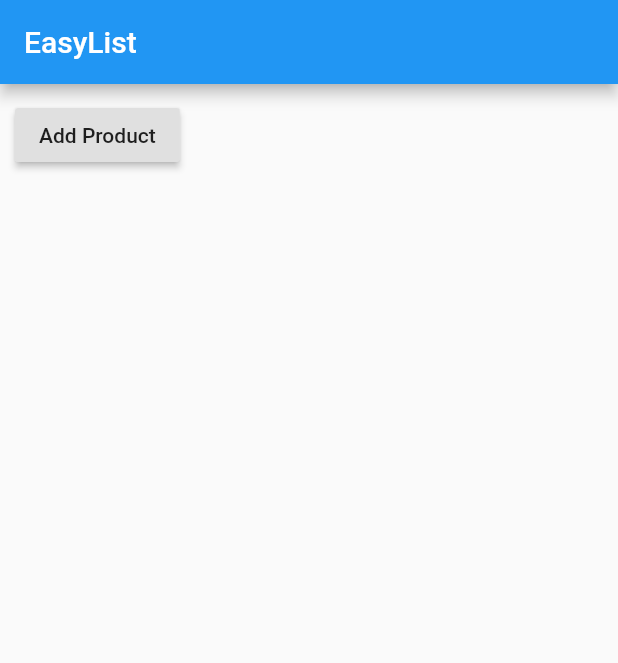
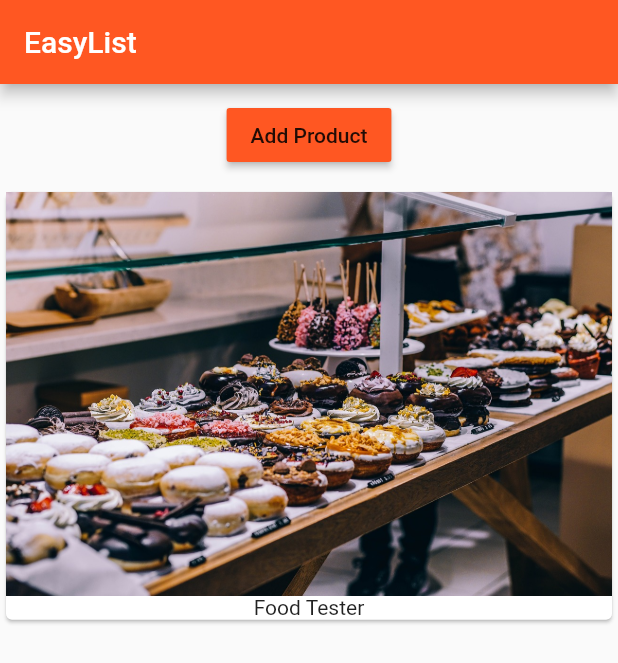
Before and after one commit to rsjung0320/flutter_course, a Flutter app: the screen it shows after launch, on a phone screen of 412 x 824 dp. Shown: the top 663 px of the screen. Run offline on Flutter 3.47's test engine with Material 2 defaults, Android fonts, the phone set to English and light mode, and no system bars.

Commit message:
테마 추가

```diff
--- a/lib/main.dart
+++ b/lib/main.dart
@@ -9,11 +9,16 @@ class MyApp extends StatelessWidget {
   @override
   Widget build(BuildContext scontext) {
     return MaterialApp(
+      theme: ThemeData(
+        brightness: Brightness.light,
+        primarySwatch: Colors.deepOrange,
+        accentColor: Colors.deepPurple
+      ),
       home: Scaffold(
         appBar: AppBar(
           title: Text('EasyList'),
         ),
-        body: ProductManager(),
+        body: ProductManager('Food Tester'),
       ),
     );
   }
--- a/lib/product_manager.dart
+++ b/lib/product_manager.dart
@@ -2,6 +2,10 @@ import 'package:flutter/material.dart';
 import './products.dart';
 
 class ProductManager extends StatefulWidget {
+  final String startingProduct;
+
+  ProductManager(this.startingProduct);
+
   @override
   State<StatefulWidget> createState() {
     return _ProductManagerState();
@@ -14,11 +18,19 @@ class _ProductManagerState extends State<ProductManager> {
   List<String> _products = [];
 
   @override
+  void initState() {
+    super.initState();
+    _products.add(widget.startingProduct);
+  }
+
+  @override
   Widget build(BuildContext context) {
-    return Column(children: [
+    return Column(
+      children: [
         Container(
           margin: EdgeInsets.all(10.0),
           child: RaisedButton(
+            color: Theme.of(context).primaryColor,
             onPressed: () {
               setState(() {
                 _products.add('Advanced Food Tester');
@@ -28,6 +40,7 @@ class _ProductManagerState extends State<ProductManager> {
           ),
         ),
         Products(_products)
-    ],);
+      ],
+    );
   }
 }
```
Lines whose indentation alone changed are shown as unchanged.
